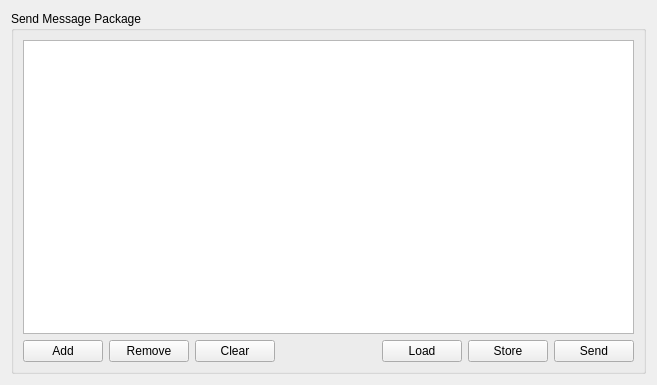
Before: the Qt Designer form R_Visualizer/SendMessages/SendMsgPackage/ui/sendmsgpackagewidget.ui in NeverKnewTheName/R_Visualizer, drawn with Qt 5.
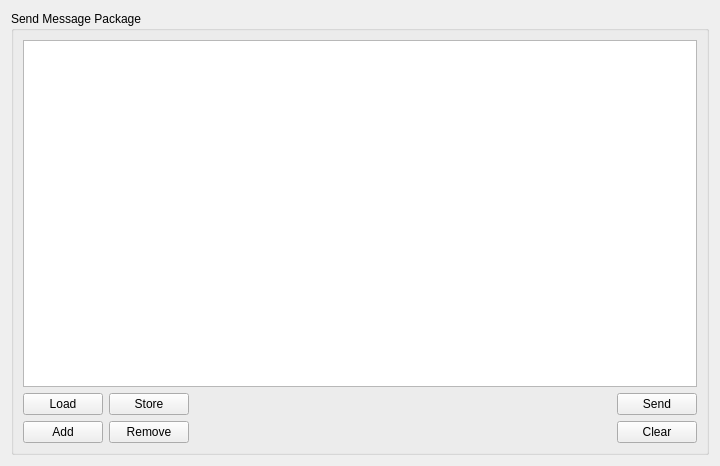
After: the same form once the commit is applied.

```diff
--- a/R_Visualizer/SendMessages/SendMsgPackage/ui/sendmsgpackagewidget.ui
+++ b/R_Visualizer/SendMessages/SendMsgPackage/ui/sendmsgpackagewidget.ui
@@ -6,8 +6,8 @@
    <rect>
     <x>0</x>
     <y>0</y>
-    <width>657</width>
-    <height>385</height>
+    <width>720</width>
+    <height>466</height>
    </rect>
   </property>
   <property name="windowTitle">
@@ -19,56 +19,16 @@
      <property name="title">
       <string>Send Message Package</string>
      </property>
-     <layout class="QGridLayout" name="gridLayout_2">
-      <item row="0" column="0">
-       <widget class="QTableView" name="sndPcktTableView">
+     <layout class="QVBoxLayout" name="verticalLayout_2">
+      <item>
+       <widget class="QTableView" name="sndPckgTableView">
         <property name="toolTip">
          <string>&lt;html&gt;&lt;head/&gt;&lt;body&gt;&lt;p&gt;Message browser which displays all messages from the loaded or created packet.&lt;/p&gt;&lt;p&gt;Use System Config to edit the format and depiction of messages.&lt;/p&gt;&lt;/body&gt;&lt;/html&gt;</string>
         </property>
        </widget>
       </item>
-      <item row="1" column="0">
-       <layout class="QHBoxLayout" name="horizontalLayout_4">
-        <item>
-         <widget class="QPushButton" name="sndPcktAddBtn">
-          <property name="toolTip">
-           <string>&lt;html&gt;&lt;head/&gt;&lt;body&gt;&lt;p&gt;Add an entry to the current message packet after the current selction.&lt;/p&gt;&lt;p&gt;If no entry is selcted the new message will be appended to the package&lt;/p&gt;&lt;/body&gt;&lt;/html&gt;</string>
-          </property>
-          <property name="text">
-           <string>Add</string>
-          </property>
-         </widget>
-        </item>
-        <item>
-         <widget class="QPushButton" name="sndPcktRmvBtn">
-          <property name="toolTip">
-           <string>&lt;html&gt;&lt;head/&gt;&lt;body&gt;&lt;p&gt;Remvoe the selected entry from the current message packet.&lt;/p&gt;&lt;p&gt;If no message is selected nothing will happen.&lt;/p&gt;&lt;/body&gt;&lt;/html&gt;</string>
-          </property>
-          <property name="text">
-           <string>Remove</string>
-          </property>
-         </widget>
-        </item>
-        <item>
-         <widget class="QPushButton" name="sndPcktClrBtn">
-          <property name="text">
-           <string>Clear</string>
-          </property>
-         </widget>
-        </item>
-        <item>
-         <spacer name="horizontalSpacer">
-          <property name="orientation">
-           <enum>Qt::Horizontal</enum>
-          </property>
-          <property name="sizeHint" stdset="0">
-           <size>
-            <width>40</width>
-            <height>20</height>
-           </size>
-          </property>
-         </spacer>
-        </item>
+      <item>
+       <layout class="QHBoxLayout" name="horizontalLayout">
         <item>
          <widget class="QPushButton" name="sndPcktLoadBtn">
           <property name="toolTip">
@@ -89,6 +49,19 @@
           </property>
          </widget>
         </item>
+        <item>
+         <spacer name="horizontalSpacer_2">
+          <property name="orientation">
+           <enum>Qt::Horizontal</enum>
+          </property>
+          <property name="sizeHint" stdset="0">
+           <size>
+            <width>40</width>
+            <height>20</height>
+           </size>
+          </property>
+         </spacer>
+        </item>
         <item>
          <widget class="QPushButton" name="sndPcktSendBtn">
           <property name="toolTip">
@@ -101,6 +74,50 @@
         </item>
        </layout>
       </item>
+      <item>
+       <layout class="QHBoxLayout" name="horizontalLayout_2">
+        <item>
+         <widget class="QPushButton" name="sndPcktAddBtn">
+          <property name="toolTip">
+           <string>&lt;html&gt;&lt;head/&gt;&lt;body&gt;&lt;p&gt;Add an entry to the current message packet after the current selction.&lt;/p&gt;&lt;p&gt;If no entry is selcted the new message will be appended to the package&lt;/p&gt;&lt;/body&gt;&lt;/html&gt;</string>
+          </property>
+          <property name="text">
+           <string>Add</string>
+          </property>
+         </widget>
+        </item>
+        <item>
+         <widget class="QPushButton" name="sndPcktRmvBtn">
+          <property name="toolTip">
+           <string>&lt;html&gt;&lt;head/&gt;&lt;body&gt;&lt;p&gt;Remvoe the selected entry from the current message packet.&lt;/p&gt;&lt;p&gt;If no message is selected nothing will happen.&lt;/p&gt;&lt;/body&gt;&lt;/html&gt;</string>
+          </property>
+          <property name="text">
+           <string>Remove</string>
+          </property>
+         </widget>
+        </item>
+        <item>
+         <spacer name="horizontalSpacer">
+          <property name="orientation">
+           <enum>Qt::Horizontal</enum>
+          </property>
+          <property name="sizeHint" stdset="0">
+           <size>
+            <width>40</width>
+            <height>20</height>
+           </size>
+          </property>
+         </spacer>
+        </item>
+        <item>
+         <widget class="QPushButton" name="sndPcktClrBtn">
+          <property name="text">
+           <string>Clear</string>
+          </property>
+         </widget>
+        </item>
+       </layout>
+      </item>
      </layout>
     </widget>
    </item>
```
